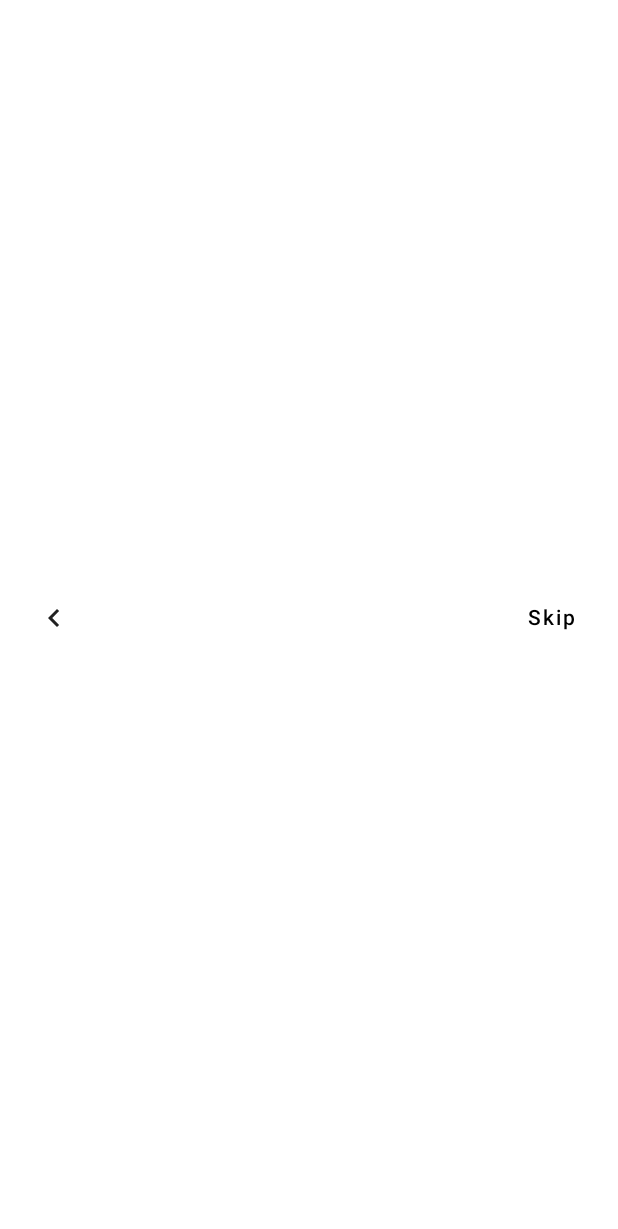
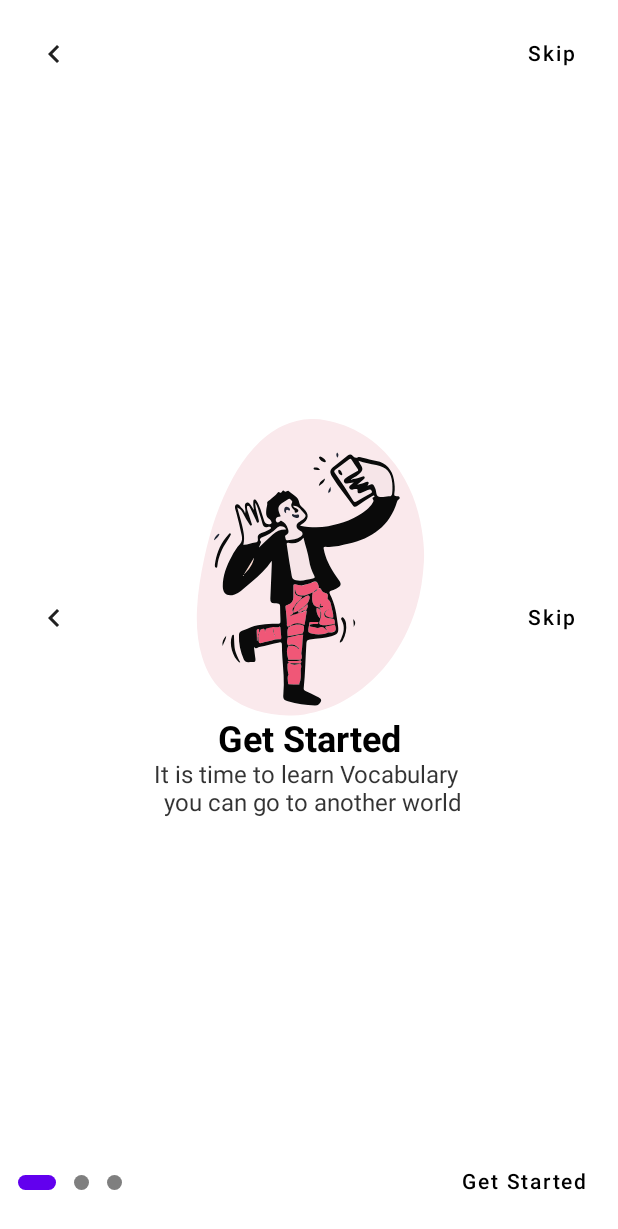
Before and after one commit to Ryosuke-Androiddev/Compose-ViewPager, an Android app built with Jetpack Compose: the screen it shows after launch (MainActivity), on a phone screen of 412 x 824 dp. Before the commit the part shown is almost empty. Shown: the top 1229 px of the screen. Run offline under Robolectric (Android 15) with nearby library versions, the phone set to English and light mode, and no system bars; our stand-ins replace accompanist.

Commit message:
finish ideal layout

```diff
--- a/app/src/main/java/com/example/viewpager/MainActivity.kt
+++ b/app/src/main/java/com/example/viewpager/MainActivity.kt
@@ -18,8 +18,6 @@ import androidx.compose.ui.layout.ContentScale
 import androidx.compose.ui.res.painterResource
 import androidx.compose.ui.tooling.preview.Preview
 import com.example.viewpager.ui.navigation.ViewPagerAndNavigation
-import com.example.viewpager.ui.onboard.Navigation
-import com.example.viewpager.ui.onboard.OnBoarding
 import com.example.viewpager.ui.theme.OnBoardingTheme
 import com.example.viewpager.ui.theme.ViewPagerTheme
 import com.google.accompanist.pager.ExperimentalPagerApi
--- a/app/src/main/java/com/example/viewpager/ui/navigation/AnimationNav.kt
+++ b/app/src/main/java/com/example/viewpager/ui/navigation/AnimationNav.kt
@@ -1,22 +1,39 @@
 package com.example.viewpager.ui.navigation
 
-import androidx.compose.foundation.layout.Box
-import androidx.compose.foundation.layout.fillMaxWidth
-import androidx.compose.foundation.layout.padding
+import androidx.compose.animation.core.Spring
+import androidx.compose.animation.core.animateDpAsState
+import androidx.compose.animation.core.spring
+import androidx.compose.foundation.Image
+import androidx.compose.foundation.background
+import androidx.compose.foundation.layout.*
+import androidx.compose.foundation.shape.CircleShape
 import androidx.compose.material.*
 import androidx.compose.material.icons.Icons
 import androidx.compose.material.icons.outlined.KeyboardArrowLeft
 import androidx.compose.runtime.Composable
+import androidx.compose.runtime.rememberCoroutineScope
 import androidx.compose.ui.Alignment
 import androidx.compose.ui.Modifier
+import androidx.compose.ui.draw.clip
+import androidx.compose.ui.res.painterResource
+import androidx.compose.ui.res.stringResource
+import androidx.compose.ui.text.font.FontWeight
+import androidx.compose.ui.text.style.TextAlign
 import androidx.compose.ui.unit.dp
+import androidx.compose.ui.unit.sp
 import androidx.navigation.NavController
 import androidx.navigation.compose.NavHost
 import androidx.navigation.compose.composable
 import androidx.navigation.compose.rememberNavController
+import com.example.viewpager.ui.onboard.OnBoardingItem
 import com.example.viewpager.utility.Constants.SECOND_SCREEN
 import com.example.viewpager.utility.Constants.TOP_SCREEN
+import com.google.accompanist.pager.ExperimentalPagerApi
+import com.google.accompanist.pager.HorizontalPager
+import com.google.accompanist.pager.rememberPagerState
+import kotlinx.coroutines.launch
 
+@ExperimentalPagerApi
 @Composable
 fun ViewPagerAndNavigation(){
 
@@ -37,9 +54,42 @@ fun ViewPagerAndNavigation(){
 
 // TOP
 
+@ExperimentalPagerApi
 @Composable
 fun ViewPagerLayout(navController: NavController){
     TopSection(navController = navController)
+    val scope = rememberCoroutineScope()
+
+    Column(
+        Modifier.fillMaxSize()
+    ) {
+        TopSection(navController = navController)
+
+        val items = OnBoardingItem.get()
+        val state = rememberPagerState(pageCount = items.size)
+
+        HorizontalPager(
+            state = state,
+            modifier = Modifier
+                .fillMaxSize()
+                .weight(0.8f)
+        ) { page ->
+
+            OnBoardingItems(items[page])
+            // page means index i think so
+        }
+
+        BottomSections(
+            size = items.size,
+            index = state.currentPage
+        ) {
+            if (state.currentPage + 1 < items.size) {
+                scope.launch {
+                    state.scrollToPage(state.currentPage + 1)
+                }
+            }
+        }
+    }
 }
 
 @Composable
@@ -69,6 +119,95 @@ fun TopSection(navController: NavController){
 
 }
 
+@Composable
+fun BottomSections(
+    size: Int,
+    index: Int,
+    onNextClicked: ()->Unit
+){
+    Box(
+        modifier = Modifier
+            .fillMaxWidth()
+            .padding(12.dp)
+    ) {
+
+        //indicators
+        Indicators(size = size, index = index)
+
+        //next button
+        TextButton(
+            onClick = onNextClicked,
+            modifier = Modifier.align(Alignment.CenterEnd)
+        ) {
+            Text("Get Started",color = MaterialTheme.colors.onBackground)
+        }
+    }
+}
+
+@Composable
+fun BoxScope.Indicators(size: Int, index: Int){
+    Row(
+        verticalAlignment = Alignment.CenterVertically,
+        horizontalArrangement = Arrangement.spacedBy(12.dp),
+        modifier = Modifier.align(Alignment.CenterStart)
+    ) {
+        // This part is difficult
+        repeat(size){
+            Indicator(isSelected = it == index)
+        }
+    }
+}
+
+@Composable
+fun Indicator(isSelected: Boolean){
+
+    val width = animateDpAsState(
+        targetValue = if (isSelected) 25.dp else 10.dp,
+        animationSpec = spring(dampingRatio = Spring.DampingRatioMediumBouncy)
+    )
+
+    Box(
+        modifier = Modifier
+            .height(10.dp)
+            .width(width.value) // variable value
+            .clip(CircleShape)
+            .background(
+                if (isSelected) MaterialTheme.colors.primary
+                else MaterialTheme.colors.onBackground.copy(alpha = 0.5f)
+            )
+    ) {
+
+    }
+}
+
+@Composable
+fun OnBoardingItems(
+    item: OnBoardingItem
+) {
+
+    Column(
+        horizontalAlignment = Alignment.CenterHorizontally,
+        verticalArrangement = Arrangement.Center,
+        modifier = Modifier.fillMaxSize()
+    ) {
+
+        Image(painter = painterResource(id = item.image), contentDescription = null)
+
+        Text(
+            text = stringResource(id = item.title),
+            fontSize = 24.sp,
+            color = MaterialTheme.colors.onBackground,
+            fontWeight = FontWeight.Bold
+        )
+
+        Text(
+            text = stringResource(id = item.text),
+            color = MaterialTheme.colors.onBackground.copy(alpha = 0.8f),
+            textAlign = TextAlign.Center
+        )
+    }
+}
+
 // SECOND
 
 @Composable
```
Also changed, not shown: app/src/main/java/com/example/viewpager/ui/onboard/OnBoarding.kt (+176 -176 lines).
